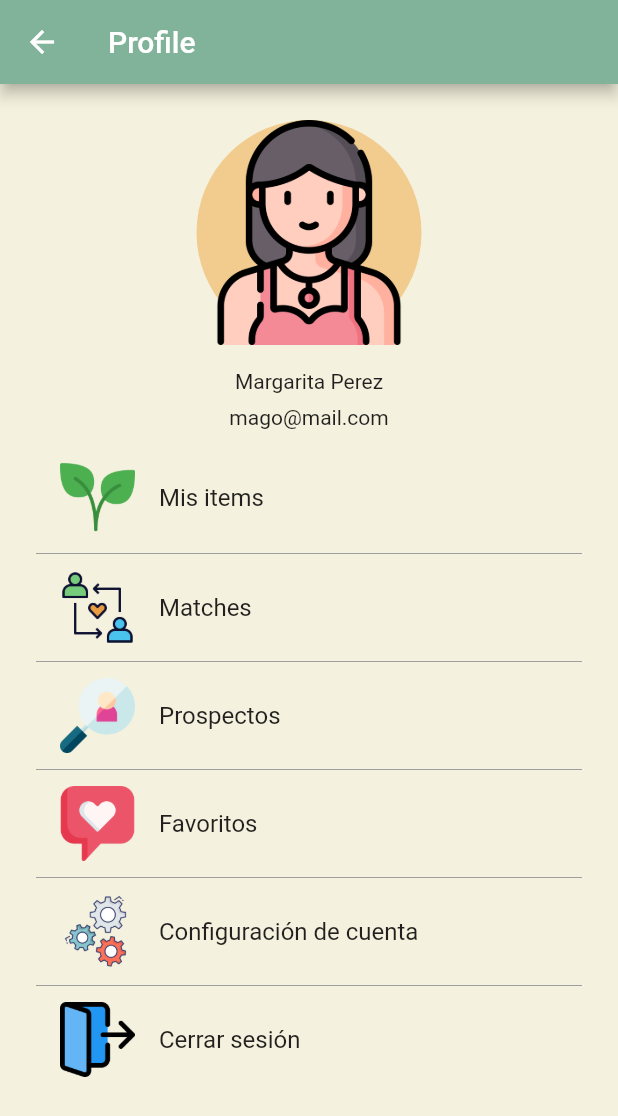
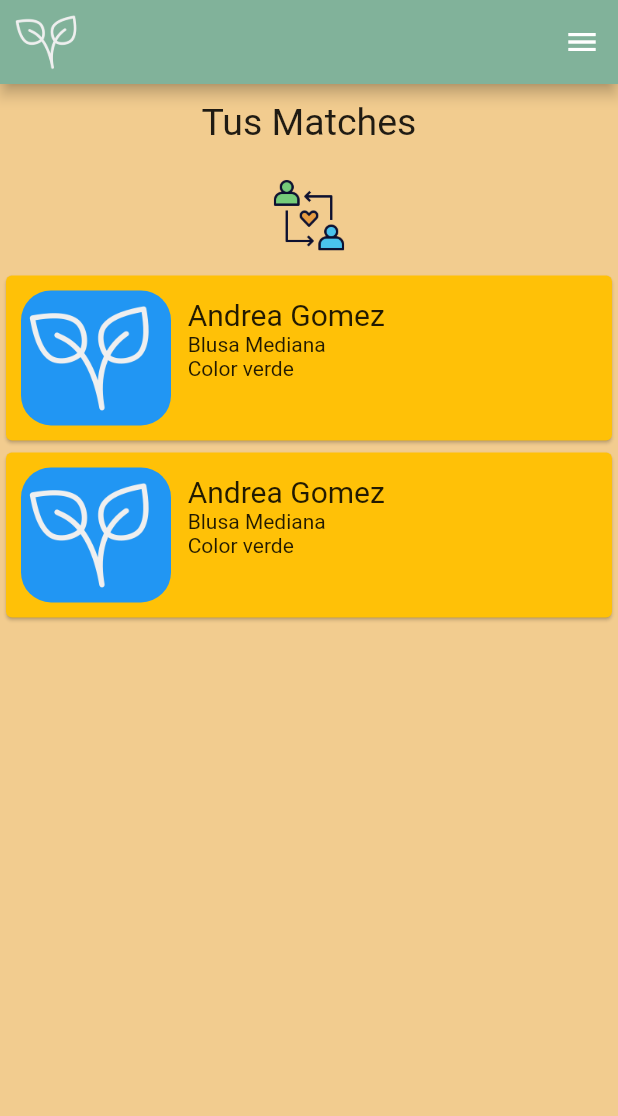
Before and after one commit to DarioAle/echange, a Flutter app: the Profile screen opened directly, after a tap on "Matches", on a phone screen of 412 x 824 dp. Shown: the top 1116 px of the screen. Run offline on Flutter 3.47's test engine with Material 2 defaults, Android fonts, the phone set to English and light mode, and no system bars; our stand-ins replace auth_buttons, splashscreen.

Commit message:
created matches screen and items

```diff
--- a/lib/main.dart
+++ b/lib/main.dart
@@ -1,6 +1,5 @@
 import 'package:flutter/material.dart';
 import 'Identity/identity.dart';
-import 'home/home.dart';
 import 'utils/constants.dart';
 import 'package:splashscreen/splashscreen.dart';
 
--- /dev/null
+++ b/lib/matches/matches.dart
@@ -0,0 +1,71 @@
+import 'package:echange/matches/matches_item.dart';
+import 'package:echange/menu/profile.dart';
+import 'package:flutter/material.dart';
+
+class Matches extends StatefulWidget {
+  Matches({Key key}) : super(key: key);
+
+  @override
+  _MatchesState createState() => _MatchesState();
+}
+
+class _MatchesState extends State<Matches> {
+  final GlobalKey<ScaffoldState> _scaffoldKey = new GlobalKey<ScaffoldState>();
+
+  @override
+  Widget build(BuildContext context) {
+    return Scaffold(
+      key: _scaffoldKey,
+      backgroundColor: Color.fromRGBO(242, 204, 143, 1),
+      endDrawer: new Drawer(
+        child: Profile(),
+      ),
+      appBar: AppBar(
+        leading: Padding(
+            padding: const EdgeInsets.only(left: 10),
+            child: Image.asset('assets/images/plant.png')),
+        backgroundColor: Color.fromRGBO(129, 178, 154, 1.0),
+      ),
+      body: Column(
+        children: <Widget>[
+          Container(
+            height: MediaQuery.of(context).size.height * 0.15,
+            // color: Colors.red,
+            child: Row(
+              mainAxisAlignment: MainAxisAlignment.center,
+              children: [
+                Column(
+                    mainAxisAlignment: MainAxisAlignment.spaceAround,
+                    children: [
+                      Text(
+                        "Tus Matches",
+                        style: TextStyle(fontSize: 25),
+                      ),
+                      Image.asset(
+                        'assets/images/relationship.png',
+                        width: 50,
+                        height: 50,
+                      )
+                    ]),
+              ],
+            ),
+          ),
+          Container(
+            height: MediaQuery.of(context).size.height * 0.5,
+            child : ListView.builder(
+              itemCount: 2,
+              itemBuilder: (BuildContext context, int index) {
+                // return Card(
+                //   child: ListTile(
+                //     title: Text('Un texto')
+                //   )
+                // );
+                return MatchesItem();
+              }
+            )
+          )
+        ],
+      ),
+    );
+  }
+}
--- /dev/null
+++ b/lib/matches/matches_item.dart
@@ -0,0 +1,52 @@
+import 'package:flutter/material.dart';
+
+class MatchesItem extends StatefulWidget {
+  MatchesItem({Key key}) : super(key: key);
+
+  @override
+  _MatchesItemState createState() => _MatchesItemState();
+}
+
+class _MatchesItemState extends State<MatchesItem> {
+  @override
+  Widget build(BuildContext context) {
+    return Card(
+      child: Container(
+        height: 110,
+        child: Padding(
+          padding: const EdgeInsets.all(10.0),
+          child: Stack(children: [
+            Align(
+              alignment: Alignment(-0.12, -1.0),
+              child: Padding(
+                padding: const EdgeInsets.only(top : 5),
+                child: Column(
+                    crossAxisAlignment: CrossAxisAlignment.start,
+                    children: [
+                      Text(
+                        "Andrea Gomez",
+                        style: TextStyle(fontSize: 20.0),
+                      ),
+                      Text("Blusa Mediana"),
+                      Text("Color verde")
+                    ]),
+              ),
+            ),
+            Align(
+                alignment: Alignment(-1.0, 0.0),
+                child: Container(
+                  decoration: BoxDecoration(
+                      color: Colors.blue,
+                      borderRadius: BorderRadius.all(Radius.circular(20))),
+                  child: Image.asset(
+                    "assets/images/plant.png",
+                    height: 100,
+                    width: 100,
+                  ),
+                ))
+          ]),
+        ),
+      ),
+    );
+  }
+}
--- a/lib/menu/profile.dart
+++ b/lib/menu/profile.dart
@@ -1,3 +1,4 @@
+import 'package:echange/matches/matches.dart';
 import 'package:flutter/material.dart';
 
 class Profile extends StatelessWidget {
@@ -51,13 +52,19 @@ class Profile extends StatelessWidget {
                 Divider(
                   color: Colors.grey,
                 ),
-                ListTile(
-                  title: Text("Matches"),
-                  leading: Image.asset(
-                    "assets/images/relationship.png",
-                    height: 50,
+                GestureDetector(
+                  child: ListTile(
+                    title: Text("Matches"),
+                    leading: Image.asset(
+                      "assets/images/relationship.png",
+                      height: 50,
+                    ),
+                    onTap: () {
+                      Navigator.of(context).push(
+                        MaterialPageRoute(builder: (context) => Matches())
+                      );
+                    },
                   ),
-                  onTap: () {},
                 ),
                 Divider(
                   color: Colors.grey,
--- a/pubspec.yaml
+++ b/pubspec.yaml
@@ -55,9 +55,6 @@ flutter:
 
   assets:
     - assets/images/app_icon.png
-    - assets/images/logo.png
-    - assets/images/logo_claro.png
-    - assets/images/background-splash.jpg
     - assets/images/plant.png
     - assets/images/add_blue.png
     - assets/images/add.png
```
